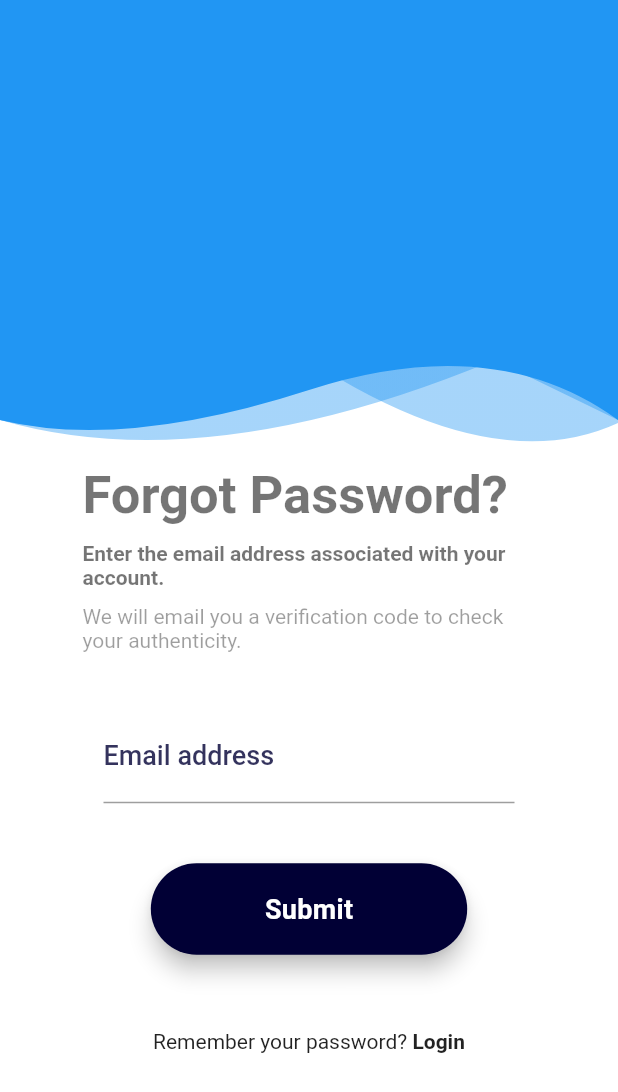
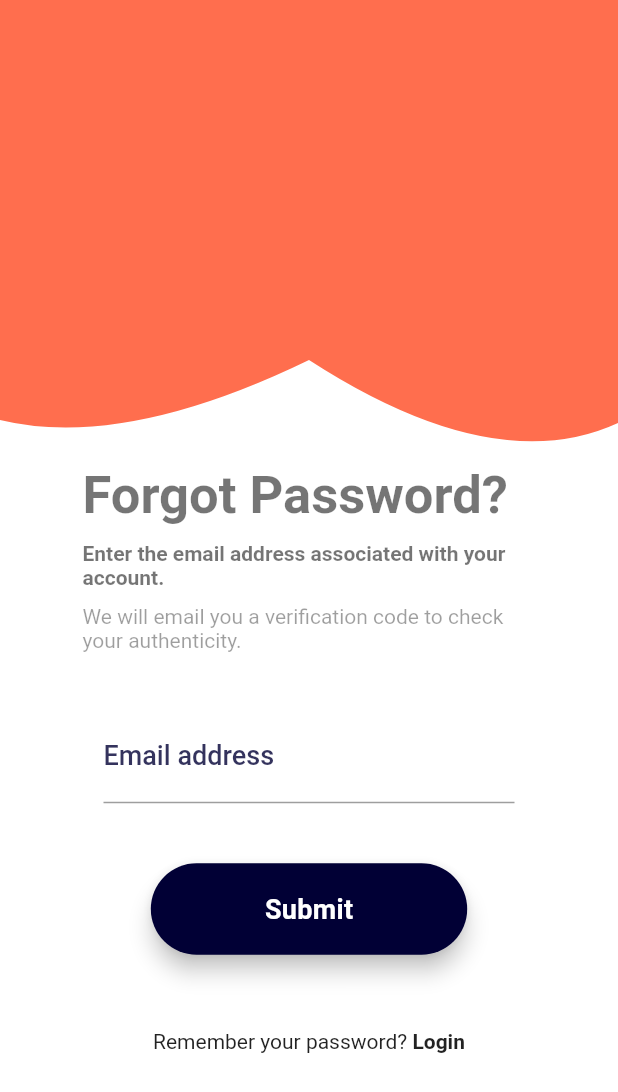
Before and after one commit to rhythmbhandari/upahaar_solutions, a Flutter app: the ForgotPasswordPage screen opened by its route, on a phone screen of 412 x 824 dp. Shown: the top 1092 px of the screen. Run offline on Flutter 3.47's test engine with Material 2 defaults, Android fonts, the phone set to English and light mode, and no system bars; our stand-ins replace get.

Commit message:
Design Updated - Forget

```diff
--- a/lib/common/customPainterForgotPass.dart
+++ b/lib/common/customPainterForgotPass.dart
@@ -23,22 +23,13 @@ class _HeaderWidgetState extends State<HeaderWidget> {
         .size
         .width;
 
+    _height = _height;
     return Container(
       child: Stack(
         children: [
           ClipPath(
             child: Container(
-              decoration: new BoxDecoration(
-                gradient: new LinearGradient(
-                    colors: [
-                      Theme.of(context).primaryColor.withOpacity(0.4),
-                      Theme.of(context).accentColor.withOpacity(0.4),
-                    ],
-                    begin: const FractionalOffset(0.0, 0.0),
-                    end: const FractionalOffset(1.0, 0.0),
-                    stops: [0.0, 1.0],
-                    tileMode: TileMode.clamp
-                ),
+              decoration: new BoxDecoration(color: Color.fromRGBO(255,110,78,1),
               ),
             ),
             clipper: new ShapeClipper(
@@ -47,54 +38,6 @@ class _HeaderWidgetState extends State<HeaderWidget> {
                   Offset(width / 10 * 5, _height - 60),
                   Offset(width / 5 * 4, _height + 20),
                   Offset(width, _height - 18)
-                ]
-            ),
-          ),
-          ClipPath(
-            child: Container(
-              decoration: new BoxDecoration(
-                gradient: new LinearGradient(
-                    colors: [
-                      Theme.of(context).primaryColor.withOpacity(0.4),
-                      Theme.of(context).accentColor.withOpacity(0.4),
-                    ],
-                    begin: const FractionalOffset(0.0, 0.0),
-                    end: const FractionalOffset(1.0, 0.0),
-                    stops: [0.0, 1.0],
-                    tileMode: TileMode.clamp
-                ),
-              ),
-            ),
-            clipper: new ShapeClipper(
-                [
-                  Offset(width / 3, _height + 20),
-                  Offset(width / 10 * 8, _height - 60),
-                  Offset(width / 5 * 4, _height - 60),
-                  Offset(width, _height - 20)
-                ]
-            ),
-          ),
-          ClipPath(
-            child: Container(
-              decoration: new BoxDecoration(
-                gradient: new LinearGradient(
-                    colors: [
-                      Theme.of(context).primaryColor,
-                      Theme.of(context).accentColor,
-                    ],
-                    begin: const FractionalOffset(0.0, 0.0),
-                    end: const FractionalOffset(1.0, 0.0),
-                    stops: [0.0, 1.0],
-                    tileMode: TileMode.clamp
-                ),
-              ),
-            ),
-            clipper: new ShapeClipper(
-                [
-                  Offset(width / 5, _height),
-                  Offset(width / 2, _height - 40),
-                  Offset(width / 5 * 4, _height - 80),
-                  Offset(width, _height - 20)
                 ]
             ),
           ),
--- a/lib/main.dart
+++ b/lib/main.dart
@@ -1,6 +1,5 @@
 import 'package:flutter/material.dart';
 import 'package:get/get.dart';
-import 'package:hexcolor/hexcolor.dart';
 import 'package:upahaar_solutions/pages/forgotPasswordPage.dart';
 import 'package:upahaar_solutions/pages/loginPage.dart';
 import 'package:upahaar_solutions/pages/signUpPage.dart';
```
